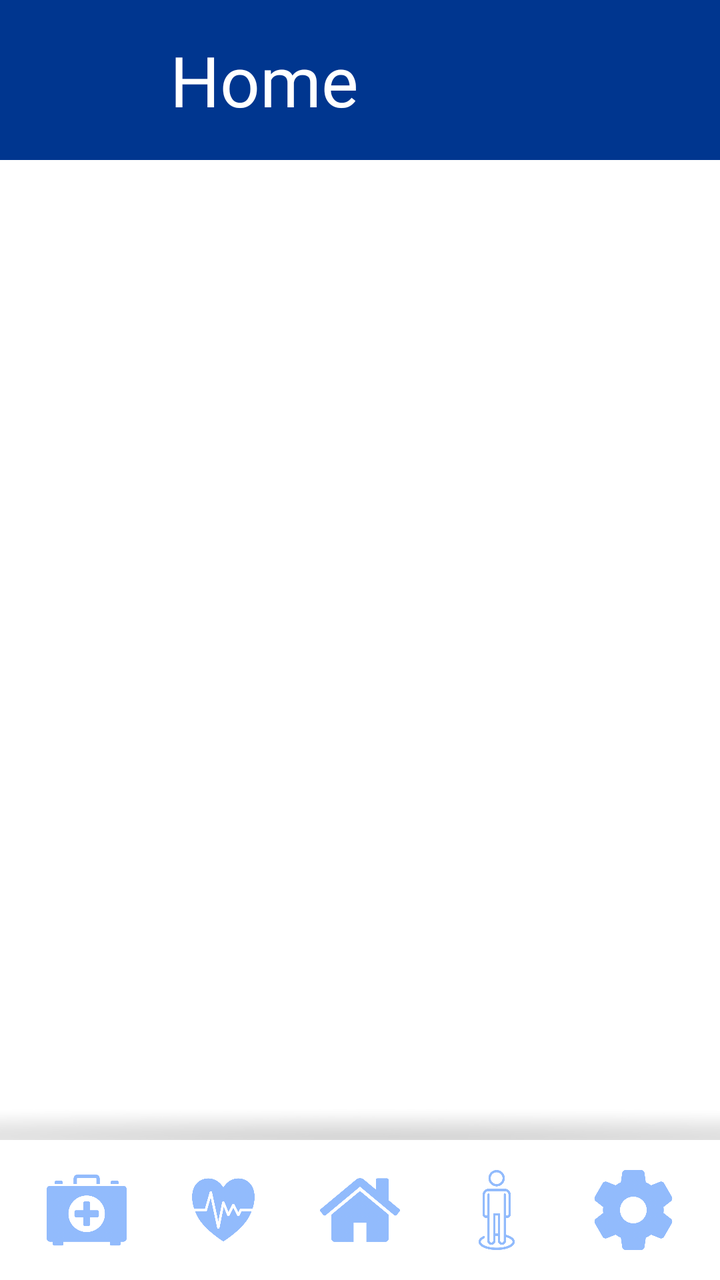
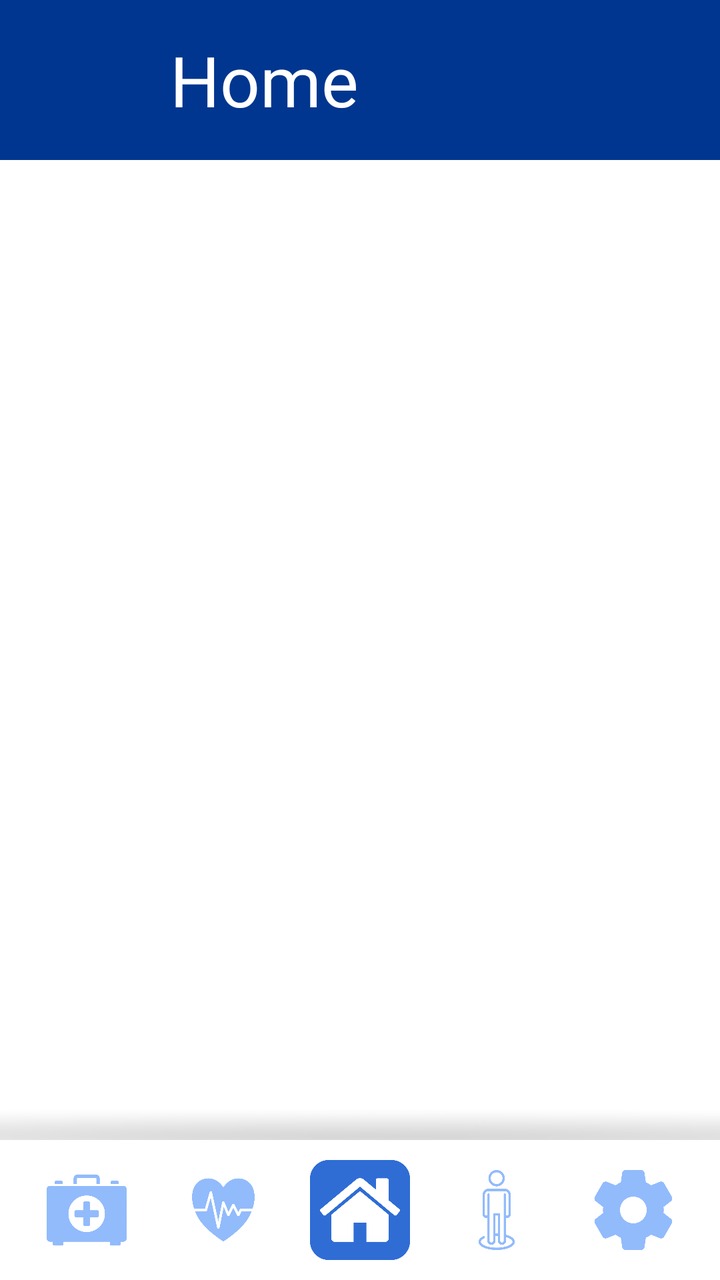

The first picture is an Android layout as it rendered before a commit; the second is the same layout after the commit. The layout source and the unified diff follow.
<!-- AndroidManifest.xml: application theme Theme.AsilApp -->
<!-- res/layout/home_activity.xml -->
<?xml version="1.0" encoding="utf-8"?>
<FrameLayout xmlns:android="http://schemas.android.com/apk/res/android"
    xmlns:app="http://schemas.android.com/apk/res-auto"
    xmlns:tools="http://schemas.android.com/tools"
    android:background="@color/white"
    android:layout_width="match_parent"
    android:layout_height="match_parent"
    tools:context=".view.home.HomeActivity">

    <LinearLayout
        android:layout_width="match_parent"
        android:layout_height="match_parent"
        android:orientation="vertical">

        <androidx.appcompat.widget.Toolbar
            android:id="@+id/toolBarHome"
            android:layout_width="match_parent"
            android:layout_height="wrap_content"
            android:background="@color/appBarColor"
            android:minHeight="@dimen/abbBarHeight"
            android:elevation="2dp"
            android:pointerIcon="context_menu"
            android:theme="?attr/actionBarTheme">

        <ImageView
            android:id="@+id/toolBarIconHomeActivity"
            android:layout_width="50dp"
            android:layout_height="50dp"
            android:layout_marginLeft="10dp"
            android:layout_gravity="left"
            android:src="@mipmap/ic_launcher_round"/>

            <TextView
                android:id="@+id/homeScreenTextView"
                android:layout_width="match_parent"
                android:layout_height="wrap_content"
                android:layout_marginLeft="25dp"
                android:fontFamily="@font/titillium_web_bold"
                android:text="@string/homeMenuScreen"
                android:textColor="@color/white"
                android:textSize="@dimen/title2FontSize" />
        </androidx.appcompat.widget.Toolbar>


        <androidx.fragment.app.FragmentContainerView
            android:id="@+id/homeContainerView"
            android:layout_width="match_parent"
            android:layout_height="match_parent"
            android:layout_weight="2">
        </androidx.fragment.app.FragmentContainerView>

        <View
            android:id="@+id/view2"
            android:layout_width="match_parent"
            android:layout_height="30dp"
            android:background="@mipmap/shadow_bottom"
            android:alpha="0.2"/>

        <androidx.constraintlayout.widget.ConstraintLayout
            android:layout_width="match_parent"
            android:layout_height="70dp">

            <androidx.constraintlayout.widget.ConstraintLayout
                android:id="@+id/health_box_icon_layout"
                android:layout_width="50dp"
                android:layout_height="50dp"
                android:orientation="horizontal"
                app:layout_constraintBottom_toBottomOf="parent"
                app:layout_constraintEnd_toStartOf="@+id/health_icon_layout"
                app:layout_constraintHorizontal_bias="0.5"
                app:layout_constraintStart_toStartOf="parent"
                app:layout_constraintTop_toTopOf="parent"
                app:layout_constraintVertical_bias="0.5">

                <ImageView
                    android:id="@+id/health_box_icon_bg"
                    android:layout_width="50dp"
                    android:layout_height="50dp"
                    android:src="@mipmap/square_bg"
                    android:visibility="invisible"
                    app:layout_constraintBottom_toBottomOf="parent"
                    app:layout_constraintEnd_toEndOf="parent"
                    app:layout_constraintHorizontal_bias="0.5"
                    app:layout_constraintStart_toStartOf="parent"
                    app:layout_constraintTop_toTopOf="parent"
                    app:layout_constraintVertical_bias="0.5" />

                <ImageView
                    android:id="@+id/health_box_icon"
                    android:layout_width="40dp"
                    android:layout_height="40dp"
                    android:src="@mipmap/health_box_icon"
                    app:layout_constraintBottom_toBottomOf="parent"
                    app:layout_constraintEnd_toEndOf="parent"
                    app:layout_constraintHorizontal_bias="0.5"
                    app:layout_constraintStart_toStartOf="parent"
                    app:layout_constraintTop_toTopOf="parent"
                    app:layout_constraintVertical_bias="0.5" />

            </androidx.constraintlayout.widget.ConstraintLayout>

            <androidx.constraintlayout.widget.ConstraintLayout
                android:id="@+id/health_icon_layout"
                android:layout_width="50dp"
                android:layout_height="50dp"
                android:orientation="horizontal"
                app:layout_constraintBottom_toBottomOf="parent"
                app:layout_constraintEnd_toStartOf="@+id/home_icon_layout"
                app:layout_constraintHorizontal_bias="0.5"
                app:layout_constraintStart_toEndOf="@+id/health_box_icon_layout"
                app:layout_constraintTop_toTopOf="parent"
                app:layout_constraintVertical_bias="0.5">

                <ImageView
                    android:id="@+id/health_icon_bg"
                    android:layout_width="50dp"
                    android:layout_height="50dp"
                    android:src="@mipmap/square_bg"
                    android:visibility="invisible"
                    app:layout_constraintBottom_toBottomOf="parent"
                    app:layout_constraintEnd_toEndOf="parent"
                    app:layout_constraintHorizontal_bias="0.5"
                    app:layout_constraintStart_toStartOf="parent"
                    app:layout_constraintTop_toTopOf="parent"
                    app:layout_constraintVertical_bias="0.5" />

                <ImageView
                    android:id="@+id/health_icon"
                    android:layout_width="40dp"
                    android:layout_height="40dp"
                    android:src="@mipmap/hearth_icon"
                    app:layout_constraintBottom_toBottomOf="parent"
                    app:layout_constraintEnd_toEndOf="parent"
                    app:layout_constraintHorizontal_bias="0.5"
                    app:layout_constraintStart_toStartOf="parent"
                    app:layout_constraintTop_toTopOf="parent"
                    app:layout_constraintVertical_bias="0.5" />

            </androidx.constraintlayout.widget.ConstraintLayout>

            <androidx.constraintlayout.widget.ConstraintLayout
                android:id="@+id/home_icon_layout"
                android:layout_width="50dp"
                android:layout_height="50dp"
                android:orientation="horizontal"
                app:layout_constraintBottom_toBottomOf="parent"
                app:layout_constraintEnd_toStartOf="@+id/user_icon_layout"
                app:layout_constraintHorizontal_bias="0.5"
                app:layout_constraintStart_toEndOf="@+id/health_icon_layout"
                app:layout_constraintTop_toTopOf="parent"
                app:layout_constraintVertical_bias="0.5">

                <ImageView
                    android:id="@+id/home_icon_bg"
                    android:layout_width="50dp"
                    android:layout_height="50dp"
                    android:src="@mipmap/square_bg"
                    android:visibility="invisible"
                    app:layout_constraintBottom_toBottomOf="parent"
                    app:layout_constraintEnd_toEndOf="parent"
                    app:layout_constraintHorizontal_bias="0.5"
                    app:layout_constraintStart_toStartOf="parent"
                    app:layout_constraintTop_toTopOf="parent"
                    app:layout_constraintVertical_bias="0.5" />

                <ImageView
                    android:id="@+id/home_icon"
                    android:layout_width="40dp"
                    android:layout_height="40dp"
                    android:src="@mipmap/home_icon"
                    app:layout_constraintBottom_toBottomOf="parent"
                    app:layout_constraintEnd_toEndOf="parent"
                    app:layout_constraintHorizontal_bias="0.5"
                    app:layout_constraintStart_toStartOf="parent"
                    app:layout_constraintTop_toTopOf="parent"
                    app:layout_constraintVertical_bias="0.5" />

            </androidx.constraintlayout.widget.ConstraintLayout>

            <androidx.constraintlayout.widget.ConstraintLayout
                android:id="@+id/user_icon_layout"
                android:layout_width="50dp"
                android:layout_height="50dp"
                android:orientation="horizontal"
                app:layout_constraintBottom_toBottomOf="parent"
                app:layout_constraintEnd_toStartOf="@+id/settings_icon_layout"
                app:layout_constraintHorizontal_bias="0.5"
                app:layout_constraintStart_toEndOf="@+id/home_icon_layout"
                app:layout_constraintTop_toTopOf="parent"
                app:layout_constraintVertical_bias="0.5">

                <ImageView
                    android:id="@+id/user_icon_bg"
                    android:layout_width="50dp"
                    android:layout_height="50dp"
                    android:src="@mipmap/square_bg"
                    android:visibility="invisible"
                    app:layout_constraintBottom_toBottomOf="parent"
                    app:layout_constraintEnd_toEndOf="parent"
                    app:layout_constraintHorizontal_bias="0.5"
                    app:layout_constraintStart_toStartOf="parent"
                    app:layout_constraintTop_toTopOf="parent"
                    app:layout_constraintVertical_bias="0.5" />

                <ImageView
                    android:id="@+id/user_icon"
                    android:layout_width="40dp"
                    android:layout_height="40dp"
                    android:src="@mipmap/user_icon"
                    app:layout_constraintBottom_toBottomOf="parent"
                    app:layout_constraintEnd_toEndOf="parent"
                    app:layout_constraintHorizontal_bias="0.5"
                    app:layout_constraintStart_toStartOf="parent"
                    app:layout_constraintTop_toTopOf="parent"
                    app:layout_constraintVertical_bias="0.5" />

            </androidx.constraintlayout.widget.ConstraintLayout>

            <androidx.constraintlayout.widget.ConstraintLayout
                android:id="@+id/settings_icon_layout"
                android:layout_width="50dp"
                android:layout_height="50dp"
                android:orientation="horizontal"
                app:layout_constraintBottom_toBottomOf="parent"
                app:layout_constraintEnd_toEndOf="parent"
                app:layout_constraintHorizontal_bias="0.5"
                app:layout_constraintStart_toEndOf="@+id/user_icon_layout"
                app:layout_constraintTop_toTopOf="parent"
                app:layout_constraintVertical_bias="0.5">

                <ImageView
                    android:id="@+id/settings_icon_bg"
                    android:layout_width="50dp"
                    android:layout_height="50dp"
                    android:src="@mipmap/square_bg"
                    android:visibility="invisible"
                    app:layout_constraintBottom_toBottomOf="parent"
                    app:layout_constraintEnd_toEndOf="parent"
                    app:layout_constraintHorizontal_bias="0.5"
                    app:layout_constraintStart_toStartOf="parent"
                    app:layout_constraintTop_toTopOf="parent"
                    app:layout_constraintVertical_bias="0.5" />

                <ImageView
                    android:id="@+id/settings_icon"
                    android:layout_width="40dp"
                    android:layout_height="40dp"
                    android:src="@mipmap/settings_icon"
                    app:layout_constraintBottom_toBottomOf="parent"
                    app:layout_constraintEnd_toEndOf="parent"
                    app:layout_constraintHorizontal_bias="0.5"
                    app:layout_constraintStart_toStartOf="parent"
                    app:layout_constraintTop_toTopOf="parent"
                    app:layout_constraintVertical_bias="0.5" />

            </androidx.constraintlayout.widget.ConstraintLayout>


        </androidx.constraintlayout.widget.ConstraintLayout>


    </LinearLayout>

</FrameLayout>
<!-- resources referenced by this layout -->
<resources>
  <color name="appBarColor">#00368f</color>
  <color name="white">#FFFFFFFF</color>
  <dimen name="abbBarHeight">80dp</dimen>
  <dimen name="title2FontSize">35dp</dimen>
  <!-- mipmap health_box_icon: png bitmap (mipmap-hdpi, 22184 bytes) -->
  <!-- mipmap hearth_icon: png bitmap (mipmap-hdpi, 34110 bytes) -->
  <!-- mipmap home_icon: png bitmap (mipmap-hdpi, 26005 bytes) -->
  <!-- mipmap ic_launcher_round (mipmap-anydpi-v26) -->
  <?xml version="1.0" encoding="utf-8"?>
  <adaptive-icon xmlns:android="http://schemas.android.com/apk/res/android">
      <background android:drawable="@color/ic_launcher_background"/>
      <foreground android:drawable="@mipmap/ic_launcher_foreground"/>
  </adaptive-icon>
  <!-- mipmap settings_icon: png bitmap (mipmap-hdpi, 35518 bytes) -->
  <!-- mipmap shadow_bottom: png bitmap (mipmap-hdpi, 188272 bytes) -->
  <!-- mipmap square_bg: png bitmap (mipmap-hdpi, 12300 bytes) -->
  <!-- mipmap user_icon: png bitmap (mipmap-hdpi, 14892 bytes) -->
  <string name="homeMenuScreen">Home</string>
  <style name="Theme.AsilApp" parent="Base.Theme.AsilApp" />
  <color name="ic_launcher_background">#FFFFFF</color>
  <style name="Base.Theme.AsilApp" parent="Theme.Material3.DayNight.NoActionBar">
          
          
      </style>
</resources>

<!-- the commit's change to res/layout/home_activity.xml (unified diff, before → after) -->
@@ -155,7 +155,7 @@
                     android:layout_width="50dp"
                     android:layout_height="50dp"
                     android:src="@mipmap/square_bg"
-                    android:visibility="invisible"
+                    android:visibility="visible"
                     app:layout_constraintBottom_toBottomOf="parent"
                     app:layout_constraintEnd_toEndOf="parent"
                     app:layout_constraintHorizontal_bias="0.5"
@@ -167,7 +167,7 @@
                     android:id="@+id/home_icon"
                     android:layout_width="40dp"
                     android:layout_height="40dp"
-                    android:src="@mipmap/home_icon"
+                    android:src="@mipmap/home_icon_active"
                     app:layout_constraintBottom_toBottomOf="parent"
                     app:layout_constraintEnd_toEndOf="parent"
                     app:layout_constraintHorizontal_bias="0.5"
<!-- resource entries referenced after the edit -->
@@ -6,7 +6,7 @@
   <dimen name="title2FontSize">35dp</dimen>
   <!-- mipmap health_box_icon: png bitmap (mipmap-hdpi, 22184 bytes) -->
   <!-- mipmap hearth_icon: png bitmap (mipmap-hdpi, 34110 bytes) -->
-  <!-- mipmap home_icon: png bitmap (mipmap-hdpi, 26005 bytes) -->
+  <!-- mipmap home_icon_active: png bitmap (mipmap-hdpi, 13312 bytes) -->
   <!-- mipmap ic_launcher_round (mipmap-anydpi-v26) -->
   <?xml version="1.0" encoding="utf-8"?>
   <adaptive-icon xmlns:android="http://schemas.android.com/apk/res/android">
